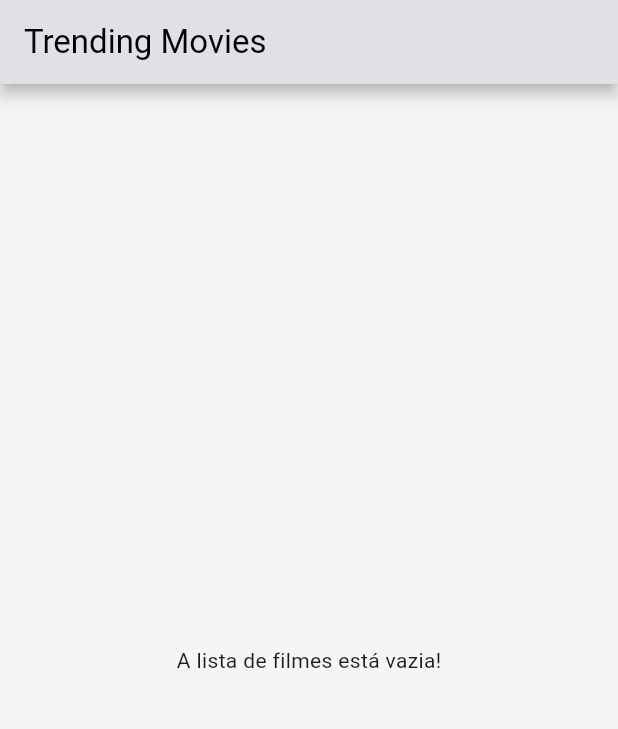
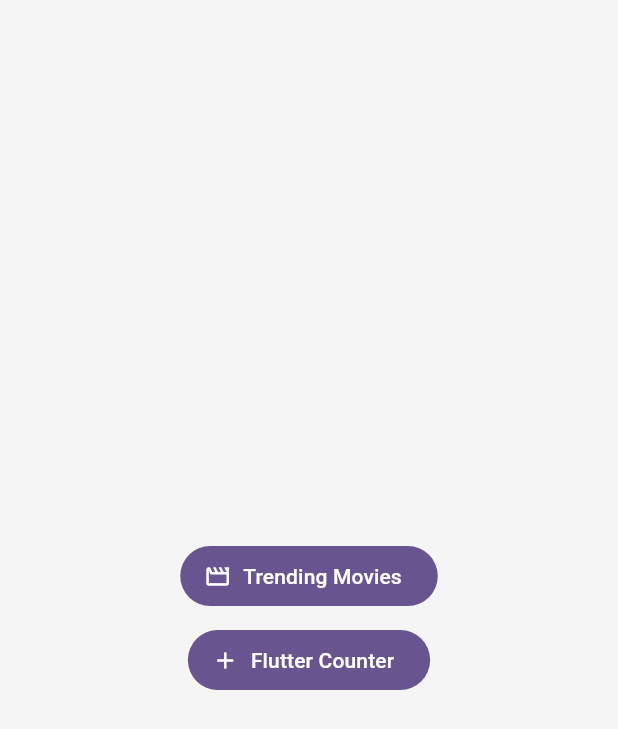
Before and after one commit to mateustaufer/flutter_trending_movies, a Flutter app: the screen it shows after launch, on a phone screen of 412 x 824 dp. Shown: the top 729 px of the screen. Run offline on Flutter 3.47's test engine with Material 3 defaults, Android fonts, the light colour scheme and no system bars; our stand-ins replace cached_network_image, dartz, get_it, go_router, shimmer.

Commit message:
best pratices using go-router

```diff
--- a/lib/controllers/home_page_controller.dart
+++ b/lib/controllers/trending_movies_page_controller.dart
@@ -3,10 +3,10 @@ import 'package:get_it/get_it.dart';
 import '../data/repositories/movie_repository.dart';
 import '../data/stores/movie_store.dart';
 
-class HomePageController {
+class TrendingMoviesPageController {
   final MovieRepository repository;
 
-  HomePageController(this.repository) {
+  TrendingMoviesPageController(this.repository) {
     movieStore = GetIt.I.get<MovieStore>();
     movieStore.fetchTrendingMoviesList();
   }
--- a/lib/core/dependencies_injecttion.dart
+++ b/lib/core/dependencies_injecttion.dart
@@ -1,6 +1,6 @@
 import 'package:get_it/get_it.dart';
 
-import '../controllers/home_page_controller.dart';
+import '../controllers/trending_movies_page_controller.dart';
 import '../data/providers/movie_provider.dart';
 import '../data/repositories/movie_repository.dart';
 import '../data/stores/movie_store.dart';
@@ -21,8 +21,8 @@ class DependenciesInjection {
       () => MovieStore(getIt()),
     );
 
-    getIt.registerFactory<HomePageController>(
-      () => HomePageController(getIt()),
+    getIt.registerFactory<TrendingMoviesPageController>(
+      () => TrendingMoviesPageController(getIt()),
     );
   }
 }
--- /dev/null
+++ b/lib/core/routes/routes.dart
@@ -0,0 +1,44 @@
+import 'package:go_router/go_router.dart';
+
+import '../../views/counter_page_view.dart';
+import '../../views/home_page_view.dart';
+import '../../views/splash_screen.dart';
+import '../../views/trending_movies_page.dart';
+
+class Routes {
+  static const home = 'home';
+  static const splashScreen = 'splash-screen';
+  static const trendingMovies = 'trending-movies';
+  static const counter = 'counter';
+
+  Routes._internal();
+  static final instance = Routes._internal();
+
+  GoRouter get routerConfig => GoRouter(
+        initialLocation: '/',
+        routes: [
+          GoRoute(
+            path: '/',
+            name: home,
+            builder: (context, state) => const HomePageView(),
+            routes: [
+              GoRoute(
+                path: 'welcome',
+                name: splashScreen,
+                builder: (context, state) => const SplashScreen(),
+              ),
+              GoRoute(
+                path: 'trending-movies',
+                name: trendingMovies,
+                builder: (context, state) => const TrendingMoviesPage(),
+              ),
+              GoRoute(
+                path: 'counter',
+                name: counter,
+                builder: (context, state) => const CounterPageView(),
+              ),
+            ],
+          ),
+        ],
+      );
+}
--- a/lib/data/network/api.dart
+++ b/lib/data/network/api.dart
@@ -5,8 +5,7 @@ import 'network_response.dart';
 
 class Api {
   Api._internal();
-  static final _instance = Api._internal();
-  factory Api() => _instance;
+  static final instance = Api._internal();
 
   NetworkResponse _getResponse(http.Response response) {
     return NetworkResponse(
--- a/lib/data/providers/movie_provider.dart
+++ b/lib/data/providers/movie_provider.dart
@@ -7,7 +7,7 @@ class MovieProvider {
     String language = 'pt-BR',
   }) async {
     try {
-      final response = await Api().get(
+      final response = await Api.instance.get(
         path: 'trending/movie/$timeWindow',
         queryParameters: {'language': language},
       );
--- a/lib/routes.dart
+++ /dev/null
@@ -1,32 +0,0 @@
-import 'package:go_router/go_router.dart';
-
-import 'views/counter_page_view.dart';
-import 'views/home_page_view.dart';
-import 'views/splash_screen.dart';
-
-class Routes {
-  static const home = '/';
-  static const splashScreen = 'welcome';
-  static const counter = 'counter';
-
-  final _router = GoRouter(
-    routes: [
-      GoRoute(
-        path: Routes.home,
-        builder: (_, __) => const HomePageView(),
-        routes: [
-          GoRoute(
-            path: Routes.splashScreen,
-            builder: (_, __) => const SplashScreen(),
-          ),
-          GoRoute(
-            path: Routes.counter,
-            builder: (_, __) => const CounterPageView(title: 'Counter'),
-          ),
-        ],
-      ),
-    ],
-  );
-
-  static final routerConfig = Routes()._router;
-}
--- a/lib/trending_movie_app.dart
+++ b/lib/trending_movie_app.dart
@@ -1,6 +1,6 @@
 import 'package:flutter/material.dart';
 
-import 'routes.dart';
+import 'core/routes/routes.dart';
 
 class TrendingMovieApp extends StatelessWidget {
   const TrendingMovieApp({super.key});
@@ -14,7 +14,7 @@ class TrendingMovieApp extends StatelessWidget {
         colorScheme: ColorScheme.fromSeed(seedColor: Colors.deepPurple),
         useMaterial3: true,
       ),
-      routerConfig: Routes.routerConfig,
+      routerConfig: Routes.instance.routerConfig,
     );
   }
 }
--- a/lib/views/counter_page_view.dart
+++ b/lib/views/counter_page_view.dart
@@ -3,9 +3,7 @@ import 'package:flutter/material.dart';
 import '../controllers/counter_page_controller.dart';
 
 class CounterPageView extends StatefulWidget {
-  const CounterPageView({super.key, required this.title});
-
-  final String title;
+  const CounterPageView({super.key});
 
   @override
   State<CounterPageView> createState() => _MyHomePageState();
@@ -19,7 +17,7 @@ class _MyHomePageState extends State<CounterPageView> {
     return Scaffold(
       appBar: AppBar(
         backgroundColor: Theme.of(context).colorScheme.inversePrimary,
-        title: Text(widget.title),
+        title: const Text('Couter'),
       ),
       body: Center(
         child: Column(
--- a/lib/views/home_page_view.dart
+++ b/lib/views/home_page_view.dart
@@ -1,10 +1,8 @@
 import 'package:flutter/material.dart';
-import 'package:get_it/get_it.dart';
+import 'package:go_router/go_router.dart';
 
-import '../controllers/home_page_controller.dart';
-import '../data/states/movie_state.dart';
+import '../core/routes/routes.dart';
 import '../widgets/base_page_widget.dart';
-import 'components/movies_list.dart';
 
 class HomePageView extends StatefulWidget {
   const HomePageView({super.key});
@@ -14,42 +12,29 @@ class HomePageView extends StatefulWidget {
 }
 
 class _HomePageViewState extends State<HomePageView> {
-  HomePageController controller = GetIt.I.get<HomePageController>();
-
   @override
   Widget build(BuildContext context) {
     return BasePageWidget(
       backgroundColor: Colors.grey.shade100,
-      appBar: AppBar(
-        backgroundColor: Colors.grey.shade200,
-        elevation: 4,
-        shadowColor: Colors.grey.shade400,
-        title: const Text(
-          'Trending Movies',
-          style: TextStyle(color: Colors.black),
+      body: Center(
+        child: Column(
+          mainAxisSize: MainAxisSize.min,
+          mainAxisAlignment: MainAxisAlignment.center,
+          crossAxisAlignment: CrossAxisAlignment.center,
+          children: [
+            FilledButton.icon(
+              label: const Text('Trending Movies'),
+              icon: const Icon(Icons.movie_creation_outlined),
+              onPressed: () => context.goNamed(Routes.trendingMovies),
+            ),
+            const SizedBox(height: 8),
+            FilledButton.icon(
+              label: const Text('Flutter Counter'),
+              icon: const Icon(Icons.add),
+              onPressed: () => context.goNamed(Routes.counter),
+            ),
+          ],
         ),
-      ),
-      body: ValueListenableBuilder(
-        valueListenable: controller.movieStore,
-        builder: (context, state, child) {
-          if (state is MovieLoadingState) {
-            return const Center(child: CircularProgressIndicator());
-          }
-
-          if (state is MovieErrorState) {
-            WidgetsBinding.instance.addPostFrameCallback((_) {
-              ScaffoldMessenger.of(context).showSnackBar(
-                SnackBar(content: Text(state.message), showCloseIcon: true),
-              );
-            });
-          }
-
-          if (state is MovieSuccessState) {
-            return MoviesList(movies: state.movies);
-          }
-
-          return const Center(child: Text('A lista de filmes está vazia!'));
-        },
       ),
     );
   }
```
Also changed, not shown: lib/views/trending_movies_page.dart (added, +51 -0 lines), 1 other file.
